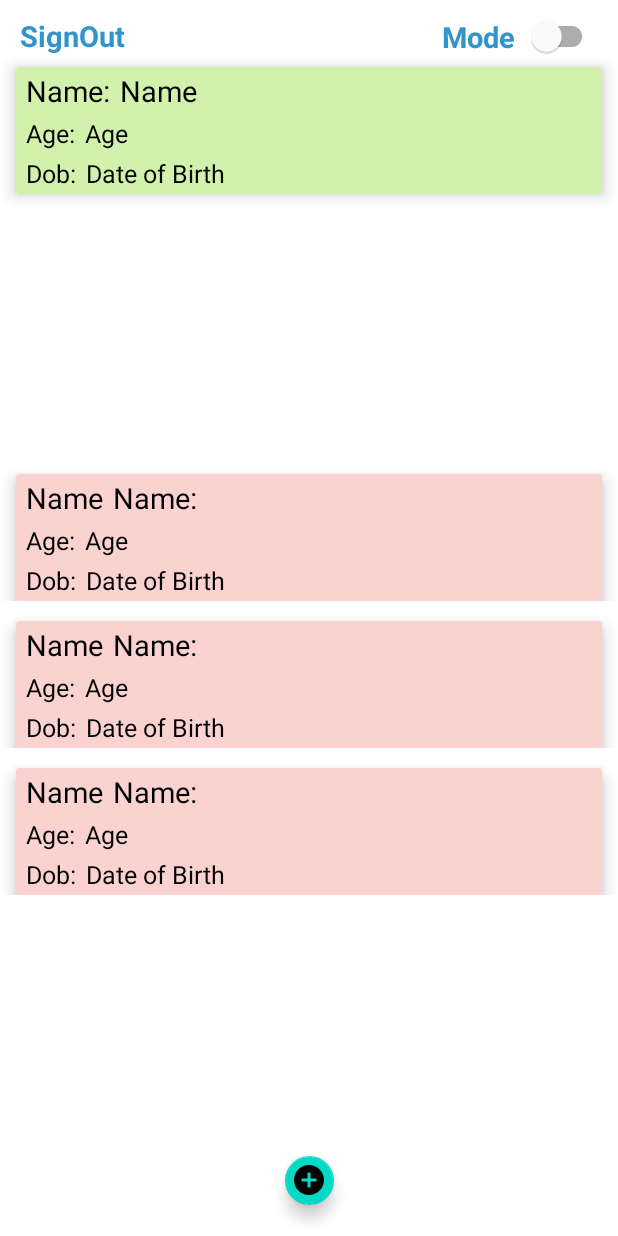
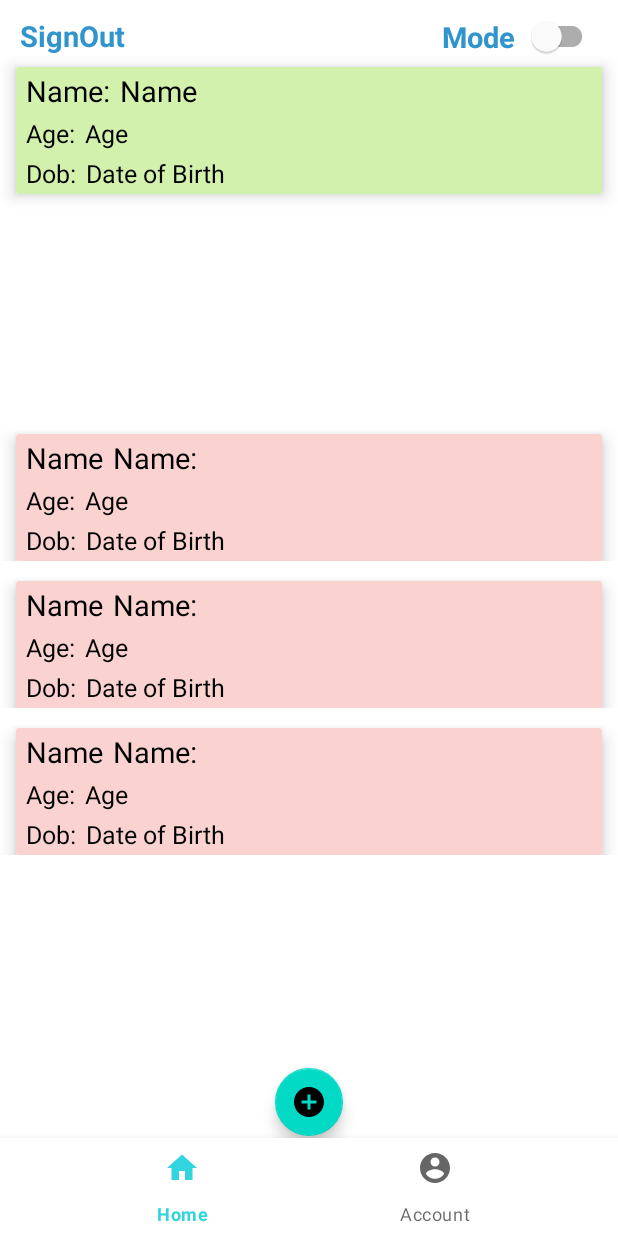
Before and after one commit to Pratik-Dhage/Task_App_In_Kotlin, an Android app: the layout activity_main.xml on its own in the app's theme, with its tools: preview values and no code run, on a phone screen of 412 x 824 dp. Run offline under Robolectric (Android 15) with nearby library versions, the phone set to English and light mode, and no system bars.

Commit message:
bottom nav

```diff
--- a/app/src/main/AndroidManifest.xml
+++ b/app/src/main/AndroidManifest.xml
@@ -5,6 +5,11 @@
 
     <uses-permission android:name="android.permission.INTERNET" />
     <uses-permission android:name="android.permission.ACCESS_NETWORK_STATE" />
+
+    <!--for checking package installed-->
+    <queries>
+        <package android:name="com.example.notes_app_in_kotlin" />
+    </queries>
 
     <application
         android:allowBackup="true"
--- a/app/src/main/java/com/example/notes_app_in_kotlin/tasks/Tasks.kt
+++ b/app/src/main/java/com/example/notes_app_in_kotlin/tasks/Tasks.kt
@@ -1,6 +1,6 @@
 package com.example.notes_app_in_kotlin.tasks
 
 data class Tasks(
-    val task : String ="",
-    val id : String=""
+    var task : String ="",
+    var id : String=""
 )
--- /dev/null
+++ b/app/src/main/res/drawable/ic_account.xml
@@ -0,0 +1,5 @@
+<vector android:height="24dp" android:tint="@color/app_bg_color"
+    android:viewportHeight="24" android:viewportWidth="24"
+    android:width="24dp" xmlns:android="http://schemas.android.com/apk/res/android">
+    <path android:fillColor="@android:color/white" android:pathData="M12,2C6.48,2 2,6.48 2,12s4.48,10 10,10 10,-4.48 10,-10S17.52,2 12,2zM12,5c1.66,0 3,1.34 3,3s-1.34,3 -3,3 -3,-1.34 -3,-3 1.34,-3 3,-3zM12,19.2c-2.5,0 -4.71,-1.28 -6,-3.22 0.03,-1.99 4,-3.08 6,-3.08 1.99,0 5.97,1.09 6,3.08 -1.29,1.94 -3.5,3.22 -6,3.22z"/>
+</vector>
--- /dev/null
+++ b/app/src/main/res/drawable/ic_home.xml
@@ -0,0 +1,5 @@
+<vector android:height="24dp" android:tint="@color/app_bg_color"
+    android:viewportHeight="24" android:viewportWidth="24"
+    android:width="24dp" xmlns:android="http://schemas.android.com/apk/res/android">
+    <path android:fillColor="@android:color/white" android:pathData="M10,20v-6h4v6h5v-8h3L12,3 2,12h3v8z"/>
+</vector>
--- a/app/src/main/res/layout/activity_main.xml
+++ b/app/src/main/res/layout/activity_main.xml
@@ -147,16 +147,15 @@
 
 
         <com.google.android.material.floatingactionbutton.FloatingActionButton
-            android:layout_width="@dimen/_25sdp"
+            android:layout_width="@dimen/_35sdp"
             android:id="@+id/floatingButton"
             app:layout_constraintStart_toStartOf="parent"
             app:layout_constraintEnd_toEndOf="parent"
             android:src="@drawable/add_task"
             app:rippleColor="@color/blue"
-            android:layout_marginBottom="@dimen/_10sdp"
-            app:layout_constraintBottom_toBottomOf="parent"
-            android:layout_height="@dimen/_25sdp"
-            app:fabCustomSize="@dimen/_25sdp"
+            app:layout_constraintBottom_toTopOf="@id/bottomNav"
+            android:layout_height="@dimen/_35sdp"
+            app:fabCustomSize="@dimen/_35sdp"
             android:contentDescription="@string/floatingButton" />
 
 
@@ -173,5 +172,14 @@
             tools:itemCount="3"
             tools:listitem="@layout/lv_item_users" />
 
+        <com.google.android.material.bottomnavigation.BottomNavigationView
+            android:layout_width="match_parent"
+            android:id="@+id/bottomNav"
+            app:menu="@menu/bottom_nav_menu"
+            app:layout_constraintBottom_toBottomOf="parent"
+            app:layout_constraintStart_toStartOf="parent"
+            app:layout_constraintEnd_toEndOf="parent"
+            android:layout_height="@dimen/_50sdp"/>
+
     </androidx.constraintlayout.widget.ConstraintLayout>
 </layout>
--- /dev/null
+++ b/app/src/main/res/menu/bottom_nav_menu.xml
@@ -0,0 +1,14 @@
+<?xml version="1.0" encoding="utf-8"?>
+<menu xmlns:android="http://schemas.android.com/apk/res/android">
+
+    <item
+        android:id="@+id/navigation_home"
+        android:icon="@drawable/ic_home"
+        android:title="@string/home" />
+
+    <item
+        android:id="@+id/navigation_account"
+        android:icon="@drawable/ic_account"
+        android:title="@string/account" />
+
+</menu>
--- a/app/src/main/res/values/strings.xml
+++ b/app/src/main/res/values/strings.xml
@@ -54,6 +54,7 @@
     <string name="signout">SignOut</string>
     <string name="cancel">Cancel</string>
     <string name="done">Done</string>
+    <string name="account">Account</string>
 
 
 </resources>
```
Also changed, not shown: app/src/main/java/com/example/notes_app_in_kotlin/MainActivity.kt (+21 -0 lines), app/src/main/java/com/example/notes_app_in_kotlin/tasks/TaskActivity.kt (+35 -1 lines).
